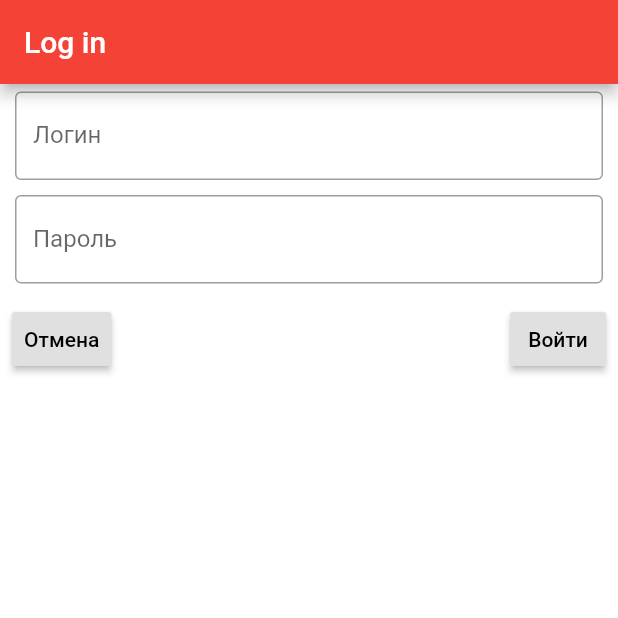
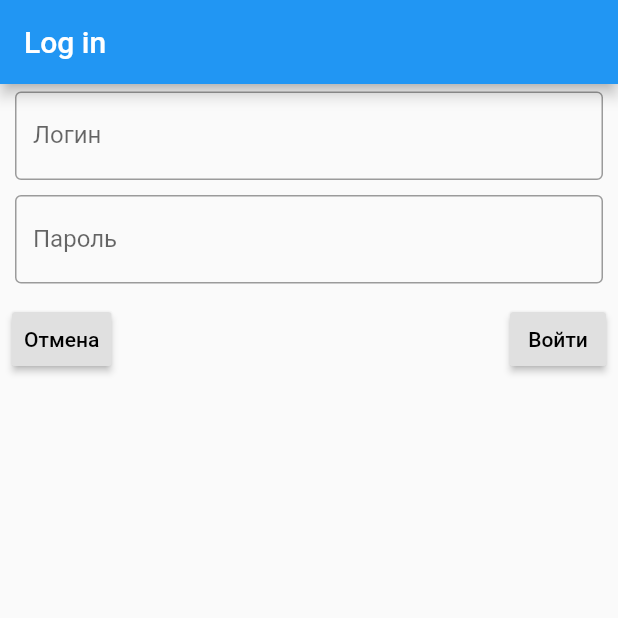
Before and after one commit to tobeefansis/AC_Milan, a Flutter app: the screen it shows after launch, on a phone screen of 412 x 824 dp, the top half of it. Run offline on Flutter 3.47's test engine with Material 2 defaults, Android fonts, the phone set to English and light mode, and no system bars; our stand-ins replace flutter_datetime_picker.

Commit message:
Update Login.dart

```diff
--- a/lib/Login.dart
+++ b/lib/Login.dart
@@ -1,6 +1,7 @@
 import 'package:flutter/material.dart';
 import 'package:my_test_projeasct/MatchList.dart';
 import 'Action.dart';
+import 'Config.dart';
 
 final _formKey = GlobalKey<FormState>();
 
@@ -14,12 +15,11 @@ class Login extends StatelessWidget {
   @override
   Widget build(BuildContext context) {
     return MaterialApp(
+      darkTheme: Config.getTheme(),
         title: 'Welcome to Flutter',
         home: Scaffold(
-          backgroundColor: Colors.white,
           appBar: AppBar(
             title: Text("Log in"),
-            backgroundColor: Colors.red,
           ),
           body: Container(
             child: Form(
```
